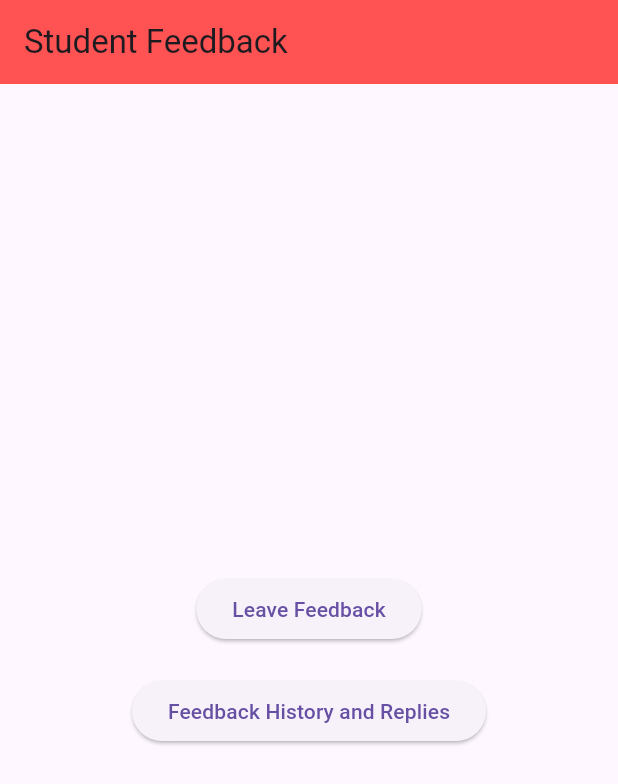
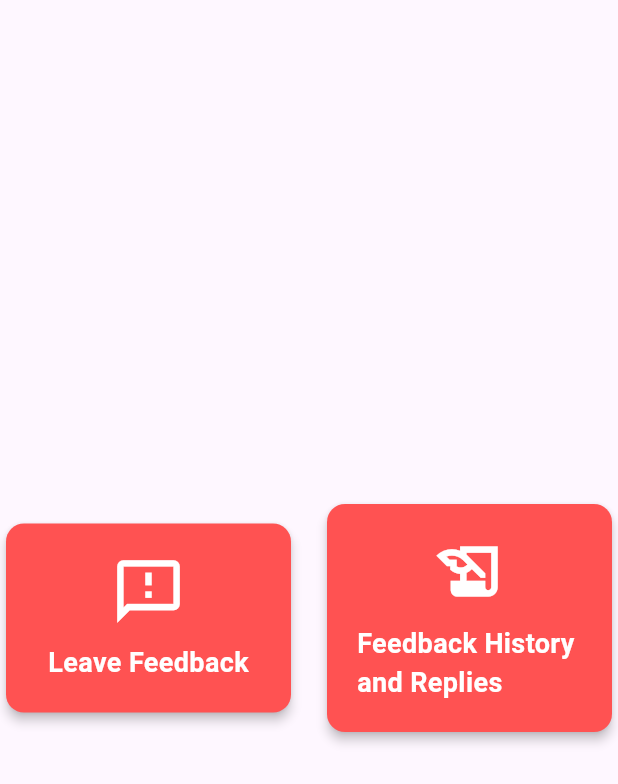
Before and after one commit to Ishan-Hegde/CRCE_Connex_App, a Flutter app: the StudentFeedbackPage screen opened directly, on a phone screen of 412 x 824 dp. Shown: the top 784 px of the screen. Run offline on Flutter 3.47's test engine with Material 3 defaults, Android fonts, the phone set to English and light mode, and no system bars; our stand-ins replace cloud_firestore, file_picker, firebase_auth, firebase_core, firebase_storage, google_fonts; missing offline and left inert: upi_india; accounts and stored records are empty.

Commit message:
Update view.dart

```diff
--- a/lib/screens/student_assets/feedback_section/view.dart
+++ b/lib/screens/student_assets/feedback_section/view.dart
@@ -8,20 +8,18 @@ class StudentFeedbackPage extends StatelessWidget {
   @override
   Widget build(BuildContext context) {
     return Scaffold(
-      appBar: AppBar(
-        title: const Text('Student Feedback'),
-        backgroundColor: Colors.redAccent,
-      ),
       body: Center(
-        child: Column(
-          mainAxisAlignment: MainAxisAlignment.center,
+        child: Row(
+          mainAxisAlignment: MainAxisAlignment.start,
           children: [
-            ElevatedButton(
+            Expanded(
+              child: FeedbackCard(
+                icon: Icons.feedback_outlined,
+                label: 'Leave Feedback',
                 onPressed: () async {
                   User? user = FirebaseAuth.instance.currentUser;
                   if (user != null) {
                     String userId = user.uid;
-                  // Show feedback dialog and pass userId to submitFeedback
                     showDialog(
                       context: context,
                       builder: (context) => FeedbackDialog(userId: userId),
@@ -30,10 +28,13 @@ class StudentFeedbackPage extends StatelessWidget {
                     // Handle user not signed in
                   }
                 },
-              child: const Text('Leave Feedback'),
               ),
-            const SizedBox(height: 20),
-            ElevatedButton(
+            ),
+            const SizedBox(width: 16),
+            Expanded(
+              child: FeedbackCard(
+                icon: Icons.history_edu_outlined,
+                label: 'Feedback History and Replies',
                 onPressed: () {
                   Navigator.push(
                     context,
@@ -42,9 +43,57 @@ class StudentFeedbackPage extends StatelessWidget {
                     ),
                   );
                 },
-              child: const Text('Feedback History and Replies'),
+              ),
             ),
           ],
+        ),
+      ),
+    );
+  }
+}
+
+class FeedbackCard extends StatelessWidget {
+  final IconData icon;
+  final String label;
+  final VoidCallback onPressed;
+
+  const FeedbackCard({
+    Key? key,
+    required this.icon,
+    required this.label,
+    required this.onPressed,
+  }) : super(key: key);
+
+  @override
+  Widget build(BuildContext context) {
+    return Card(
+      elevation: 3,
+      color: Colors.redAccent,
+      child: InkWell(
+        onTap: onPressed,
+        child: Padding(
+          padding: const EdgeInsets.all(20.0), // Increased padding for spacing
+          child: Column(
+            mainAxisSize: MainAxisSize.min,
+            mainAxisAlignment:
+                MainAxisAlignment.center, // Center the content vertically
+            children: [
+              Icon(
+                icon,
+                size: 50,
+                color: Colors.white, // White icon color
+              ),
+              const SizedBox(height: 10),
+              Text(
+                label,
+                style: const TextStyle(
+                  fontSize: 18,
+                  fontWeight: FontWeight.bold, // Bold text
+                  color: Colors.white, // White font color
+                ),
+              ),
+            ],
+          ),
         ),
       ),
     );
@@ -180,3 +229,9 @@ class FeedbackHistoryPage extends StatelessWidget {
     );
   }
 }
+
+void main() {
+  runApp(MaterialApp(
+    home: StudentFeedbackPage(),
+  ));
+}
```
Lines whose indentation alone changed are shown as unchanged.
